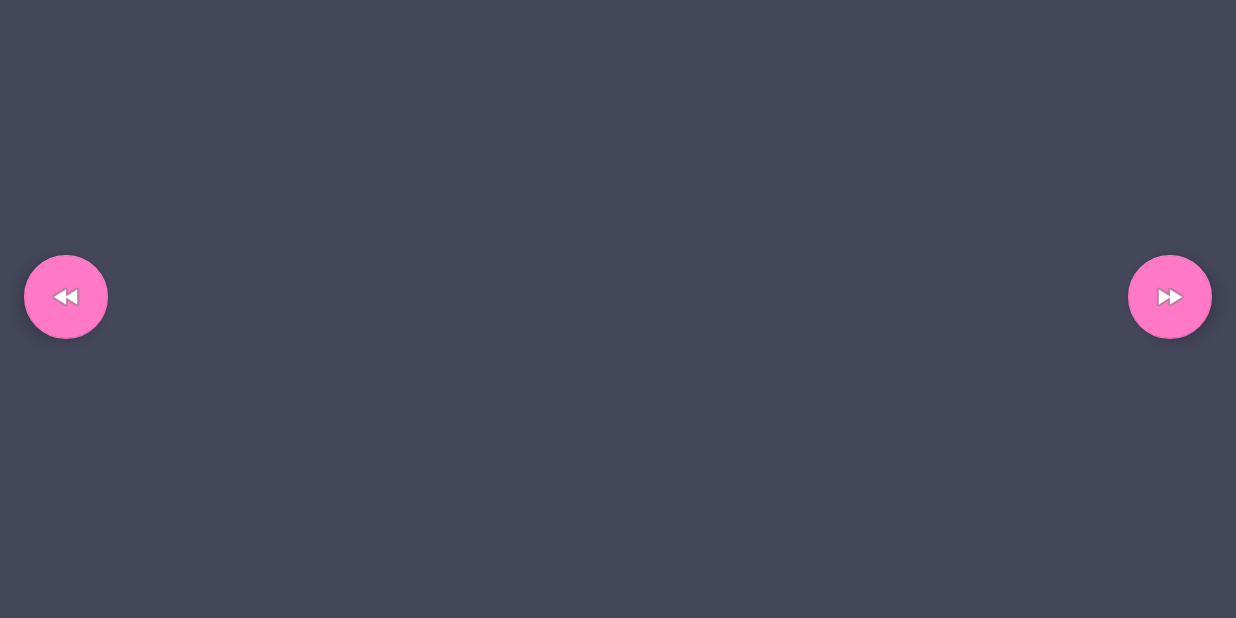
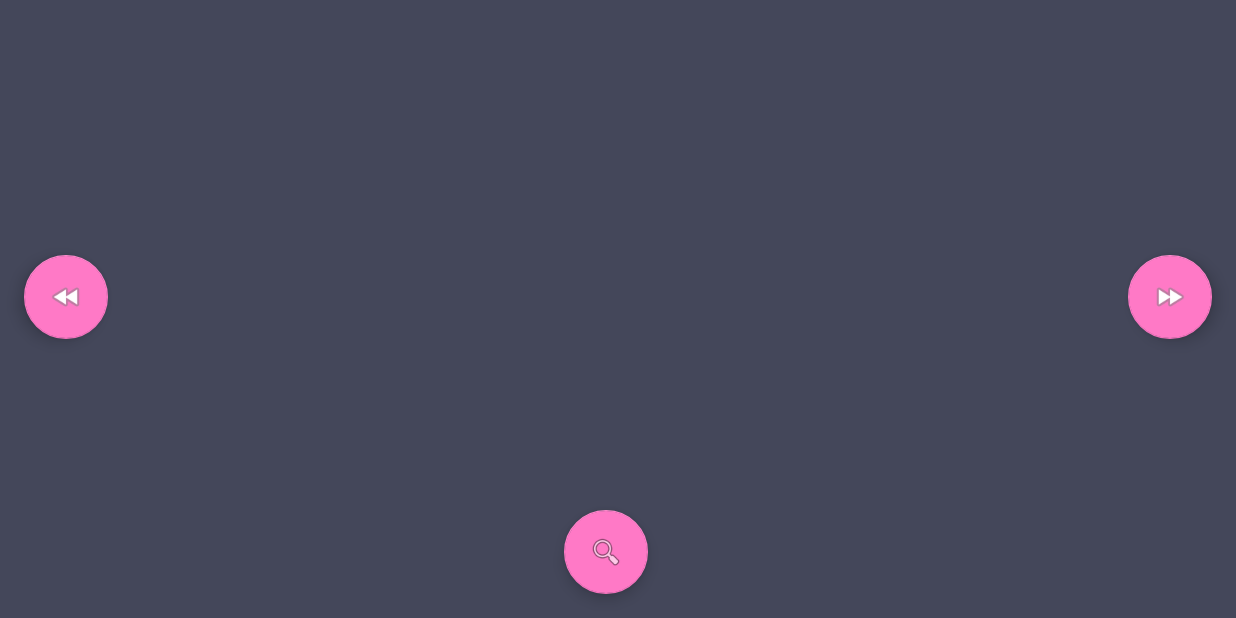
Before and after one commit to painnick/BB8_ESP32, an Android app: the screen it shows after launch (MainActivity), on a phone screen of 824 x 412 dp (held sideways). Run offline under Robolectric (Android 15) with nearby library versions, the phone set to English and light mode, and no system bars; libraries missing offline, so code that uses them is left out: com.google.mediapipe.formats, com.google.mediapipe.solutions; 5 statements that could not run were skipped.

Commit message:
UPDATE. 얼굴 인식 처리 수정

```diff
--- a/Android/bb8/src/main/java/com/painnick/bb8/MainActivity.java
+++ b/Android/bb8/src/main/java/com/painnick/bb8/MainActivity.java
@@ -23,13 +23,13 @@ import android.widget.Toast;
 
 import androidx.appcompat.app.AppCompatActivity;
 
-//import com.google.mediapipe.examples.facedetection.R;
 import com.google.mediapipe.formats.proto.DetectionProto;
 import com.google.mediapipe.formats.proto.LocationDataProto;
 import com.google.mediapipe.solutions.facedetection.FaceDetection;
 import com.google.mediapipe.solutions.facedetection.FaceDetectionOptions;
 
 import java.util.Date;
+import java.util.Random;
 
 enum FACE_DIRECTION {
     NONE,
@@ -52,9 +52,14 @@ public class MainActivity extends AppCompatActivity {
     private Date lastDetection, startFoundSeq, startNotFoundSeq;
     private FACE_DIRECTION faceDirection = FACE_DIRECTION.NONE;
 
+    private boolean findingFace = false;
+
+    private Random random;
+
     @Override
     protected void onCreate(Bundle savedInstanceState) {
         super.onCreate(savedInstanceState);
+        random = new Random();
         lastDetection = new Date();
         startFoundSeq = null;
         startNotFoundSeq = null;
@@ -62,6 +67,7 @@ public class MainActivity extends AppCompatActivity {
         setContentView(R.layout.activity_main);
         setupStaticImageDemoUiComponents();
         Toast.makeText(MainActivity.this, "Wifi를 켜고, BB-8(또는 ESP_XXXXXXXX)에 연결해 주세요.", Toast.LENGTH_SHORT).show();
+        findViewById(R.id.find_face).setAlpha(findingFace ? 0.3f : 1.0f);
         bb8Controller.start();
     }
 
@@ -101,6 +107,25 @@ public class MainActivity extends AppCompatActivity {
                     faceDirection = FACE_DIRECTION.LEFT;
                     bb8Controller.moveLeft(false);
                 });
+        findViewById(R.id.find_face).setOnClickListener(
+                v -> {
+                    if (findingFace) {
+                        faceDirection = FACE_DIRECTION.NONE;
+                        bb8Controller.stopNow(false);
+                    } else {
+                        boolean b = random.nextBoolean();
+                        if (b) {
+                            faceDirection = FACE_DIRECTION.LEFT;
+                            Log.d(TAG, "Find face - Left");
+                        } else {
+                            faceDirection = FACE_DIRECTION.RIGHT;
+                            Log.d(TAG, "Find face - Right");
+                        }
+                    }
+
+                    findingFace = !findingFace;
+                    findViewById(R.id.find_face).setAlpha(findingFace ? 0.3f : 1.0f);
+                });
     }
 
     /**
@@ -133,6 +158,7 @@ public class MainActivity extends AppCompatActivity {
                         }
                     }
 
+                    if (findingFace) {
                         Date now = new Date();
                         long lostMs = (now.getTime() - lastDetection.getTime());
 
@@ -143,12 +169,10 @@ public class MainActivity extends AppCompatActivity {
                                 startNotFoundSeq = null;
                             }
 
-                        // 찾은 지 30초가 지나지 않았다면 굳이 Stop 명령을 보내지 않는다.
-                        if (lostMs > 30 * 1000) {
                             bb8Controller.stopNow(true);
-                        }
 
                             lastDetection = new Date();
+                            findingFace = false;
                         } else {
                             // LOST!!!
                             if ((startNotFoundSeq == null) && (lostMs > 1000 * 2)) {
@@ -161,6 +185,7 @@ public class MainActivity extends AppCompatActivity {
                                 bb8Controller.moveRight(false);
                             } else {
                                 bb8Controller.moveLeft(false);
+                            }
                         }
                     }
                 });
--- a/Android/bb8/src/main/res/layout/activity_main.xml
+++ b/Android/bb8/src/main/res/layout/activity_main.xml
@@ -39,4 +39,13 @@
         android:layout_marginBottom="16dp"
         app:srcCompat="@android:drawable/ic_media_ff" />
 
+    <com.google.android.material.floatingactionbutton.FloatingActionButton
+        android:id="@+id/find_face"
+        android:layout_width="wrap_content"
+        android:layout_height="wrap_content"
+        android:layout_gravity="center_horizontal|bottom"
+        android:layout_marginEnd="16dp"
+        android:layout_marginBottom="16dp"
+        app:srcCompat="@android:drawable/ic_menu_search" />
+
 </androidx.coordinatorlayout.widget.CoordinatorLayout>
```
Lines whose indentation alone changed are shown as unchanged.
